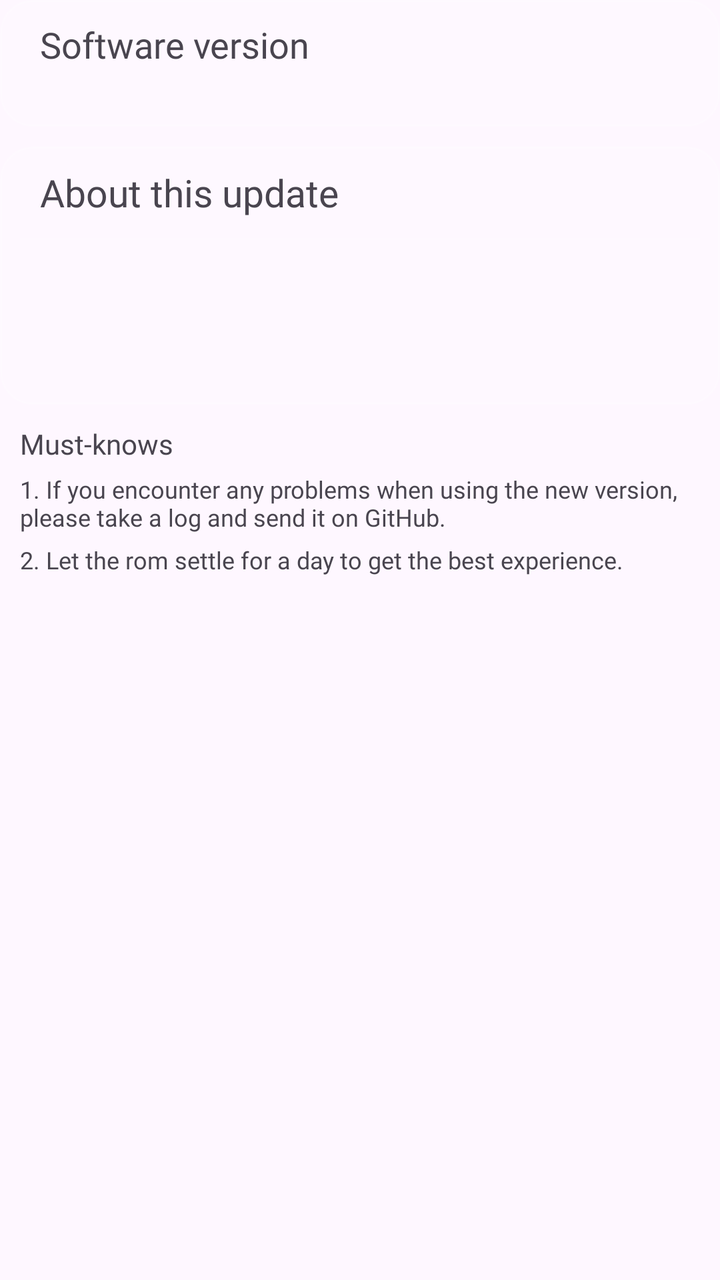
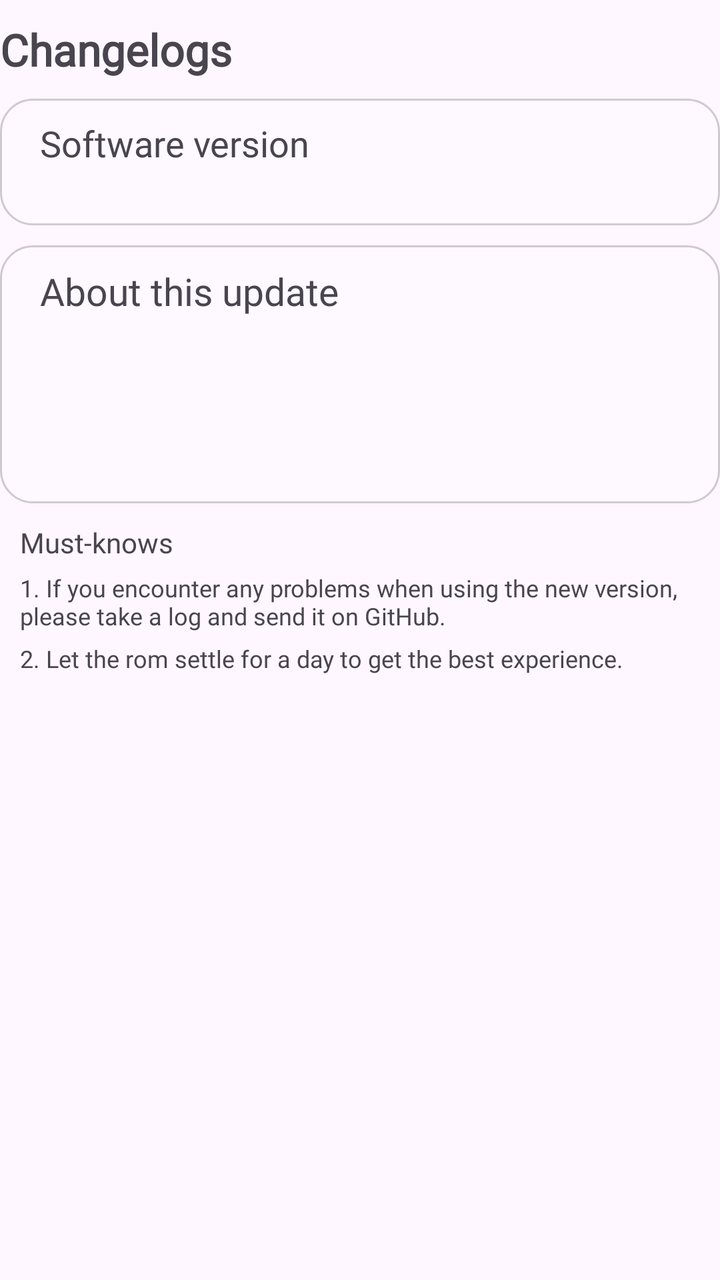

The first picture is an Android layout as it rendered before a commit; the second is the same layout after the commit. The layout source and the unified diff follow.
<!-- AndroidManifest.xml: application theme Base.Theme.NullUpdates -->
<!-- res/layout/changelogs_window.xml -->
<?xml version="1.0" encoding="utf-8"?>
<LinearLayout xmlns:android="http://schemas.android.com/apk/res/android"
    xmlns:tools="http://schemas.android.com/tools"
    android:id="@+id/changelogs"
    android:layout_width="match_parent"
    android:layout_height="wrap_content"
    android:layout_marginTop="30dp"
    android:layout_marginStart="20dp"
    android:layout_marginEnd="20dp"
    android:orientation="vertical"
    tools:context=".ShowChangelogs">
    <LinearLayout
        android:layout_width="match_parent"
        android:layout_height="wrap_content"
        android:background="@drawable/interactive_card"
        android:orientation="vertical">
        <TextView
            android:layout_width="wrap_content"
            android:layout_height="wrap_content"
            android:textSize="18sp"
            android:layout_marginTop="10dp"
            android:layout_marginStart="20dp"
            android:fontFamily="@font/san_frans_display"
            android:text="@string/soft_ver"/>
        <TextView
            android:id="@+id/currentVersion"
            android:layout_width="wrap_content"
            android:layout_height="wrap_content"
            android:layout_marginStart="20dp"
            android:layout_marginBottom="10dp"
            android:textSize="14sp"
            android:textColor="@color/light_gray"
            android:fontFamily="@font/san_frans"/>
    </LinearLayout>
    <LinearLayout
        android:layout_width="match_parent"
        android:layout_height="wrap_content"
        android:layout_marginTop="10dp"
        android:background="@drawable/interactive_card"
        android:orientation="vertical">
        <TextView
            android:layout_width="wrap_content"
            android:layout_height="wrap_content"
            android:textSize="19sp"
            android:layout_marginTop="10dp"
            android:layout_marginStart="20dp"
            android:layout_marginBottom="10dp"
            android:fontFamily="@font/san_frans_display"
            android:text="@string/about_version_header"/>
        <View
            android:layout_width="match_parent"
            android:layout_height="1dp"
            android:layout_marginStart="10dp"
            android:layout_marginEnd="10dp"
            android:layout_marginBottom="10dp"
            android:background="#22FFFFFF" />
        <TextView
            android:id="@+id/changelogHeader"
            android:layout_width="wrap_content"
            android:layout_height="wrap_content"
            android:layout_marginStart="20dp"
            android:layout_marginBottom="5dp"
            android:layout_marginEnd="20dp"
            android:textSize="20sp"
            android:fontFamily="@font/san_frans_pro_display_med" />
        <TextView
            android:id="@+id/changelogText"
            android:layout_width="wrap_content"
            android:layout_height="wrap_content"
            android:layout_marginStart="20dp"
            android:layout_marginBottom="20dp"
            android:layout_marginEnd="20dp"
            android:textSize="15sp"
            android:fontFamily="@font/san_frans" />
    </LinearLayout>
    <TextView
        android:layout_width="match_parent"
        android:layout_height="wrap_content"
        android:layout_marginStart="10dp"
        android:layout_marginTop="10dp"
        android:fontFamily="@font/san_frans_display"
        android:textSize="14sp"
        android:text="@string/must_know"/>
    <TextView
        android:layout_width="match_parent"
        android:layout_height="wrap_content"
        android:layout_marginStart="10dp"
        android:layout_marginTop="5dp"
        android:fontFamily="@font/san_frans"
        android:textSize="12sp"
        android:text="@string/firstKnow"/>
    <TextView
        android:layout_width="match_parent"
        android:layout_height="wrap_content"
        android:layout_marginStart="10dp"
        android:layout_marginTop="5dp"
        android:fontFamily="@font/san_frans"
        android:textSize="12sp"
        android:text="@string/secondKnown"/>
</LinearLayout>
<!-- resources referenced by this layout -->
<resources>
  <color name="light_gray">#ADADAD</color>
  <!-- drawable interactive_card (drawable) -->
  <?xml version="1.0" encoding="utf-8"?>
  <shape xmlns:android="http://schemas.android.com/apk/res/android">
      <solid android:color="#20FFFFFF"/>
      <corners android:radius="16dp"/>
      <stroke
          android:width="1dp"
          android:color="#30FFFFFF"/>
  </shape>
  <string name="about_version_header">About this update</string>
  <string name="firstKnow">1. If you encounter any problems when using the new version, please take a log and send it on GitHub.</string>
  <string name="must_know">Must-knows</string>
  <string name="secondKnown">2. Let the rom settle for a day to get the best experience.</string>
  <string name="soft_ver">Software version</string>
  <style name="Base.Theme.NullUpdates" parent="Theme.Material3.DayNight.NoActionBar">
          <item name="backgroundColor">@color/white</item>
      </style>
  <color name="white">#FFFFFF</color>
</resources>

<!-- the commit's change to res/layout/changelogs_window.xml (unified diff, before → after) -->
@@ -9,6 +9,15 @@
     android:layout_marginEnd="20dp"
     android:orientation="vertical"
     tools:context=".ShowChangelogs">
+    <TextView
+        android:layout_width="wrap_content"
+        android:layout_height="wrap_content"
+        android:fontFamily="@font/san_frans_display"
+        android:text="Changelogs"
+        android:layout_marginTop="10dp"
+        android:layout_marginBottom="10dp"
+        android:textSize="22sp"
+        android:textStyle="bold" />
     <LinearLayout
         android:layout_width="match_parent"
         android:layout_height="wrap_content"
@@ -29,7 +38,7 @@
             android:layout_marginStart="20dp"
             android:layout_marginBottom="10dp"
             android:textSize="14sp"
-            android:textColor="@color/light_gray"
+            android:textColor="#ADADAD"
             android:fontFamily="@font/san_frans"/>
     </LinearLayout>
     <LinearLayout
<!-- resource entries referenced after the edit -->
@@ -1,6 +1,5 @@
 <!-- resources referenced by this layout -->
 <resources>
-  <color name="light_gray">#ADADAD</color>
   <!-- drawable interactive_card (drawable) -->
   <?xml version="1.0" encoding="utf-8"?>
   <shape xmlns:android="http://schemas.android.com/apk/res/android">
@@ -8,7 +7,7 @@
       <corners android:radius="16dp"/>
       <stroke
           android:width="1dp"
-          android:color="#30FFFFFF"/>
+          android:color="?attr/interactiveCardStroke"/>
   </shape>
   <string name="about_version_header">About this update</string>
   <string name="firstKnow">1. If you encounter any problems when using the new version, please take a log and send it on GitHub.</string>
@@ -16,8 +15,10 @@
   <string name="secondKnown">2. Let the rom settle for a day to get the best experience.</string>
   <string name="soft_ver">Software version</string>
   <style name="Base.Theme.NullUpdates" parent="Theme.Material3.DayNight.NoActionBar">
-          <item name="backgroundColor">@color/white</item>
+          <item name="backgroundColor">@android:color/white</item>
+          <item name="interactiveCard">#20000000</item>
+          <item name="interactiveCardStroke">#30000000</item>
+          <item name="dividerColor">#22000000</item>
       </style>
-  <color name="white">#FFFFFF</color>
 </resources>
 
